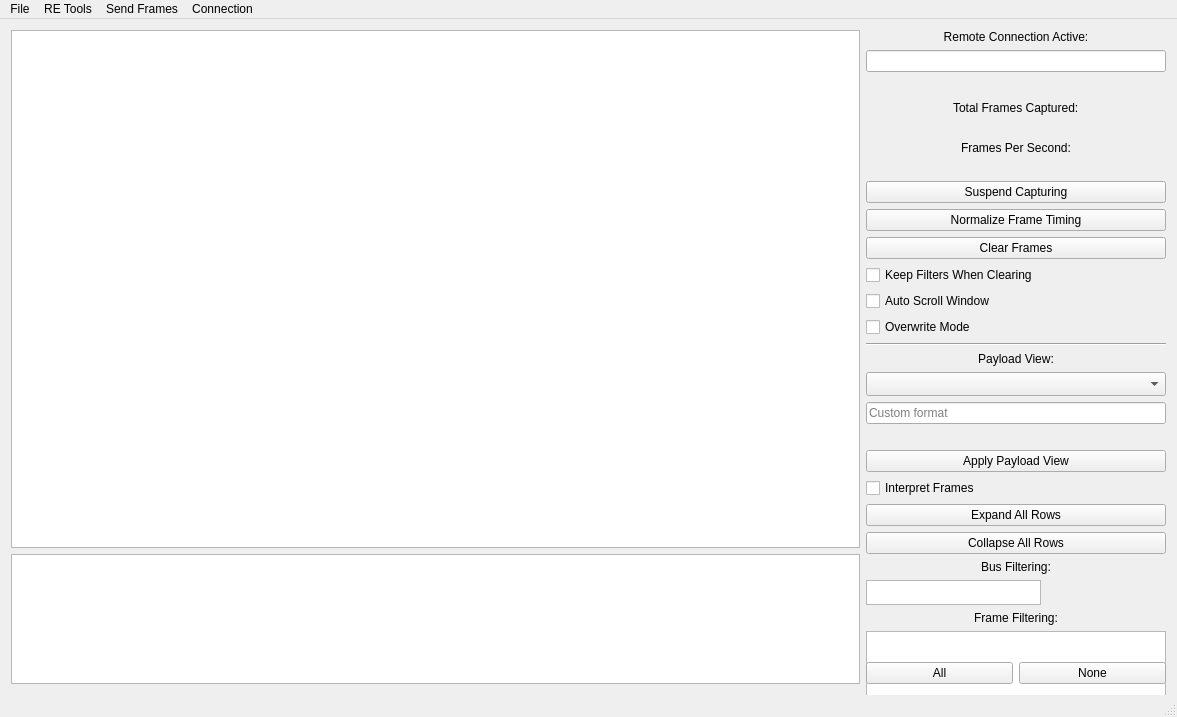
First picture: the form in ui/mainwindow.ui, repository jakebierman/SavvyCAN, before the edit.
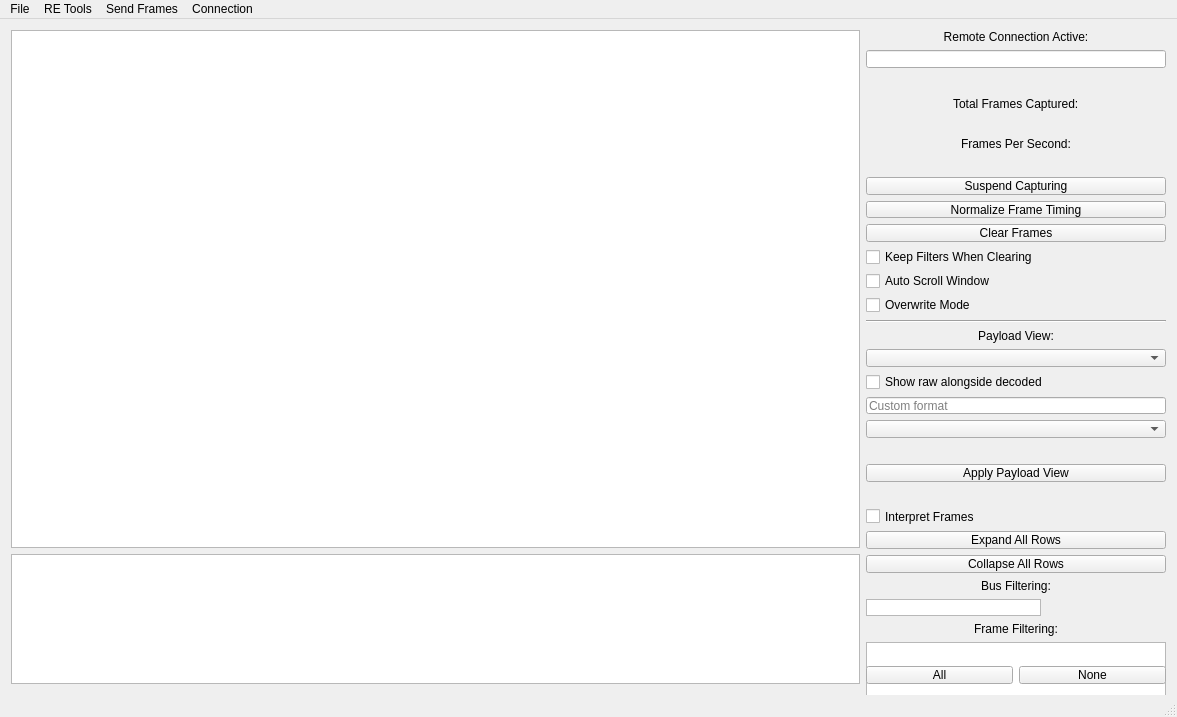
Second picture: the form after the edit.

Diff of the .ui file:
```diff
--- a/ui/mainwindow.ui
+++ b/ui/mainwindow.ui
@@ -293,6 +293,13 @@
           </property>
          </widget>
         </item>
+        <item>
+         <widget class="QCheckBox" name="cbShowRawPayload">
+          <property name="text">
+           <string>Show raw alongside decoded</string>
+          </property>
+         </widget>
+        </item>
         <item>
          <widget class="QLineEdit" name="linePayloadFormat">
           <property name="sizePolicy">
@@ -312,6 +319,19 @@
           </property>
          </widget>
         </item>
+        <item>
+         <widget class="QComboBox" name="comboRecentPayloadFormats">
+          <property name="sizePolicy">
+           <sizepolicy hsizetype="Ignored" vsizetype="Fixed">
+            <horstretch>0</horstretch>
+            <verstretch>0</verstretch>
+           </sizepolicy>
+          </property>
+          <property name="placeholderText">
+           <string>Recent formats</string>
+          </property>
+         </widget>
+        </item>
         <item>
          <widget class="QLabel" name="lblPayloadFormatError">
           <property name="text">
@@ -329,6 +349,19 @@
           </property>
          </widget>
         </item>
+        <item>
+         <widget class="QLabel" name="lblPayloadPreview">
+          <property name="text">
+           <string/>
+          </property>
+          <property name="textInteractionFlags">
+           <set>Qt::TextInteractionFlag::TextSelectableByMouse</set>
+          </property>
+          <property name="wordWrap">
+           <bool>true</bool>
+          </property>
+         </widget>
+        </item>
         <item>
          <widget class="QCheckBox" name="cbInterpret">
           <property name="text">
```
